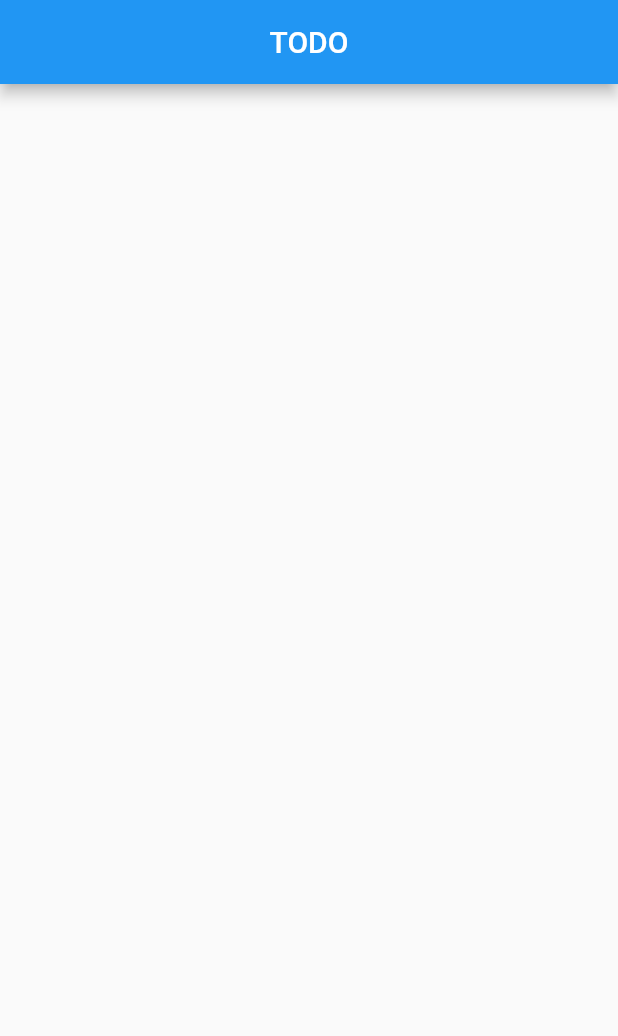
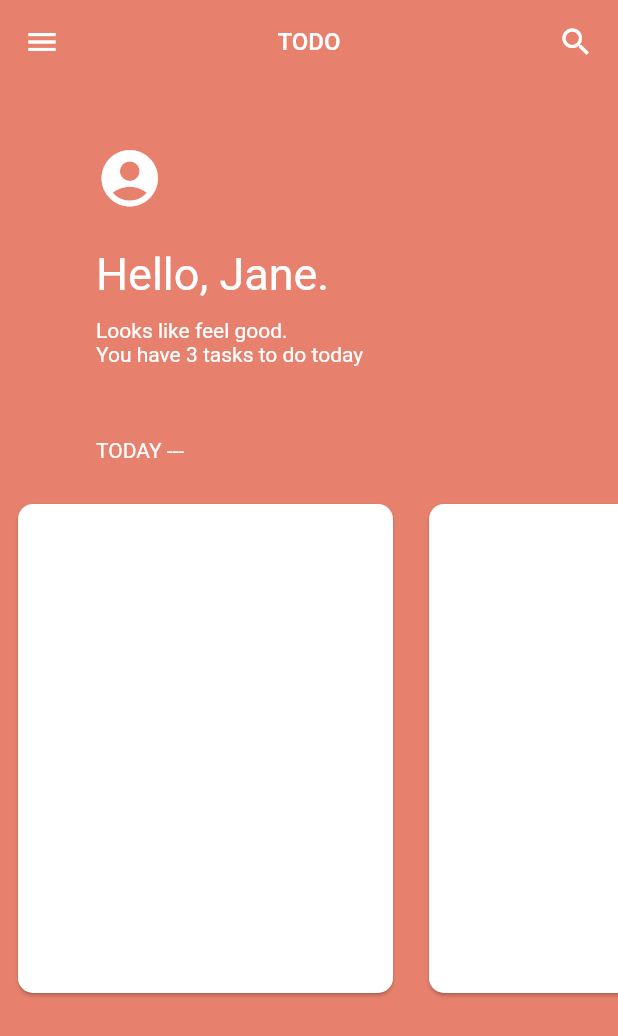
Before and after one commit to agileup/flutter-todo, a Flutter app: the screen it shows after launch, on a phone screen of 412 x 824 dp. Shown: the top 1036 px of the screen. Run offline on Flutter 3.47's test engine with Material 2 defaults, Android fonts, the phone set to English and light mode, and no system bars.

Commit message:
feat(): implement base layout

```diff
--- a/lib/main.dart
+++ b/lib/main.dart
@@ -21,14 +21,124 @@ class MyHomePage extends StatefulWidget {
 }
 
 class _MyHomePageState extends State<MyHomePage> {
+  var appColors = [
+    Color.fromRGBO(231, 129, 109, 1.0),
+    Color.fromRGBO(99, 138, 223, 1.0),
+    Color.fromRGBO(111, 194, 173, 1.0)
+  ];
+  var cardIndex = 0;
+
+  var currentColor = Color.fromRGBO(231, 129, 109, 1.0);
+
   @override
   Widget build(BuildContext context) {
     return Scaffold(
+      backgroundColor: currentColor,
       appBar: AppBar(
-        title: Text('TODO'),
+        title: Text(
+          'TODO',
+          style: TextStyle(fontSize: 16.0),
+        ),
+        backgroundColor: appColors[cardIndex],
         centerTitle: true,
+        actions: <Widget>[
+          Padding(
+            padding: const EdgeInsets.only(right: 16.0),
+            child: Icon(Icons.search),
+          )
+        ],
+        elevation: 0.0,
       ),
-      body: Center(),
+      body: Center(
+        child: Column(
+          crossAxisAlignment: CrossAxisAlignment.start,
+          children: <Widget>[
+            Row(),
+            Padding(
+              padding: EdgeInsets.symmetric(horizontal: 64.0, vertical: 32.0),
+              child: Container(
+                child: Column(
+                  crossAxisAlignment: CrossAxisAlignment.start,
+                  children: <Widget>[
+                    Padding(
+                      padding: EdgeInsets.symmetric(vertical: 8.0),
+                      child: Icon(Icons.account_circle,
+                          size: 45.0, color: Colors.white),
+                    ),
+                    Padding(
+                      padding: EdgeInsets.fromLTRB(0.0, 16.0, 0.0, 12.0),
+                      child: Text(
+                        'Hello, Jane.',
+                        style: TextStyle(fontSize: 30.0, color: Colors.white),
+                      ),
+                    ),
+                    Text(
+                      'Looks like feel good.',
+                      style: TextStyle(color: Colors.white),
+                    ),
+                    Text(
+                      'You have 3 tasks to do today',
+                      style: TextStyle(color: Colors.white),
+                    )
+                  ],
+                ),
+              ),
+            ),
+            Column(
+              crossAxisAlignment: CrossAxisAlignment.start,
+              children: <Widget>[
+                Padding(
+                  padding:
+                      EdgeInsets.symmetric(horizontal: 64.0, vertical: 16.0),
+                  child: Text(
+                    'TODAY ---',
+                    style: TextStyle(color: Colors.white),
+                  ),
+                ),
+                Container(
+                  height: 350.0,
+                  child: ListView.builder(
+                      physics: NeverScrollableScrollPhysics(),
+                      itemCount: 3,
+//                      controller: scrollController,
+                      scrollDirection: Axis.horizontal,
+                      itemBuilder: (context, position) {
+                        return GestureDetector(
+                          child: Padding(
+                            padding: const EdgeInsets.all(8.0),
+                            child: Card(
+                              child: Container(
+                                width: 250.0,
+                                child: Column(
+                                  crossAxisAlignment: CrossAxisAlignment.start,
+                                  mainAxisAlignment:
+                                      MainAxisAlignment.spaceBetween,
+                                  children: <Widget>[
+                                    Padding(
+                                      padding: EdgeInsets.all(8.0),
+                                      child: Row(),
+                                    ),
+                                    Padding(
+                                      padding: EdgeInsets.all(8.0),
+                                      child: Row(),
+                                    ),
+                                  ],
+                                ),
+                              ),
+                              shape: RoundedRectangleBorder(
+                                borderRadius: BorderRadius.circular(10.0),
+                              ),
+                            ),
+                          ),
+                        );
+                      }),
+                )
+              ],
+            ),
+          ],
+        ),
+      ),
+      drawer: Drawer(),
     );
   }
 }
```
